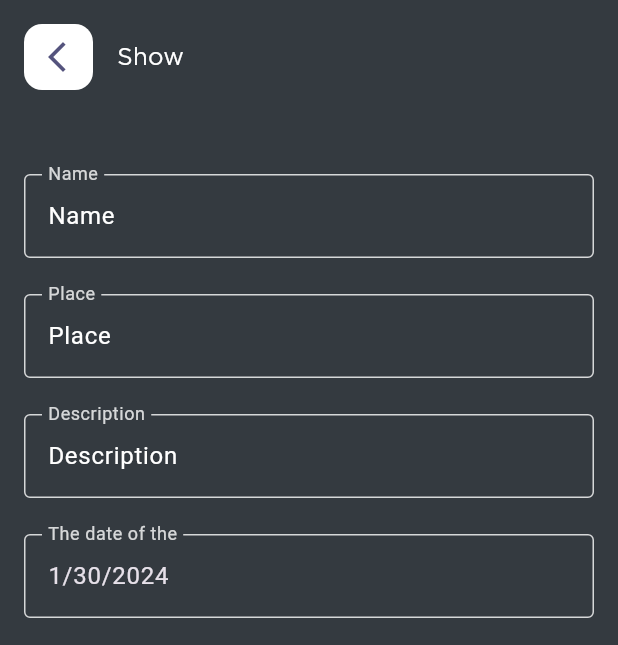
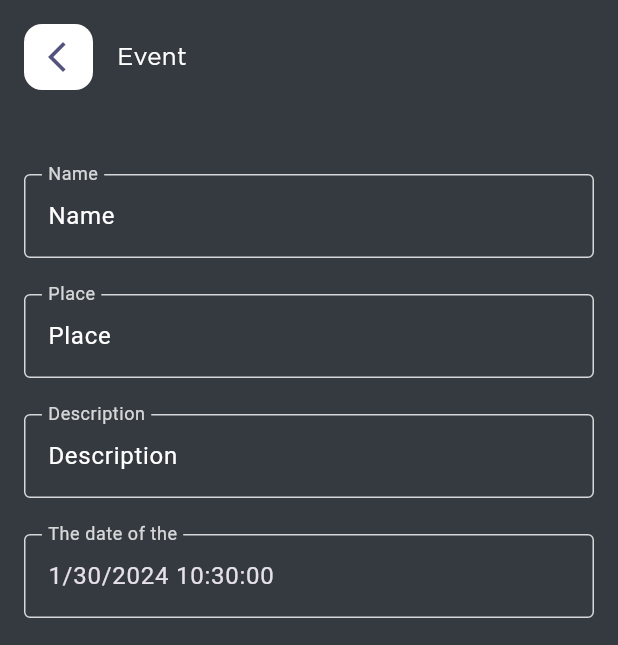
Before and after one commit to pavlogrinchenkoo/kozachok_admin, a Flutter app: the EventsPage screen opened directly, after a tap on "Create new", on a phone screen of 412 x 824 dp. Shown: the top 645 px of the screen. Run offline on Flutter 3.47's test engine with Material 3 defaults, Android fonts, the phone set to English and light mode, and no system bars; drawn by our look-alikes of flutter_form_builder; our stand-ins replace auto_route, cloud_firestore, file_picker, firebase_core, firebase_storage, form_builder_validators and 4 more; missing offline and left inert: crop, flutter_dropzone, image_downloader_web; accounts and stored records are empty.

Commit message:
fix bugs

```diff
--- a/lib/screens/events_page/bloc.dart
+++ b/lib/screens/events_page/bloc.dart
@@ -107,7 +107,7 @@ class EventsBloc extends BlocBaseWithState<ScreenState> {
     context.router
         .push(ChangeRoute(
             fields: fields,
-            title: 'Show',
+            title: 'Event',
             onSave: () => {
                   onSave(context, fields, item, i,
                       isCreate: item?.id == null, newUuid: uuid),
--- a/lib/widgets/chage_page.dart
+++ b/lib/widgets/chage_page.dart
@@ -207,13 +207,15 @@ class _CustomFieldWidgetState extends State<CustomFieldWidget> {
       );
     } else if (widget.field?.type == FieldType.dateTime) {
       return FormBuilderDateTimePicker(
+        initialTime:  TimeOfDay.fromDateTime(DateTime.now()),
+        timePickerInitialEntryMode: TimePickerEntryMode.input,
         name: widget.field?.title ?? '',
         onChanged: (DateTime? value) {
           if (value != null) {
             widget.field?.controller?.text = (value).toIso8601String();
           }
         },
-        inputType: InputType.date,
+        inputType: InputType.both,
         decoration: InputDecoration(
           labelText: widget.field?.title ?? '',
           border: const OutlineInputBorder(),
```
Also changed, not shown: lib/api/show/dto.dart (+10 -2 lines), lib/screens/shows_page/bloc.dart (+15 -1 lines), lib/theme/themes.dart (+7 -0 lines), docs/assets/fonts/MaterialIcons-Regular.otf, lib/api/show/dto.g.dart, 6 other files.
